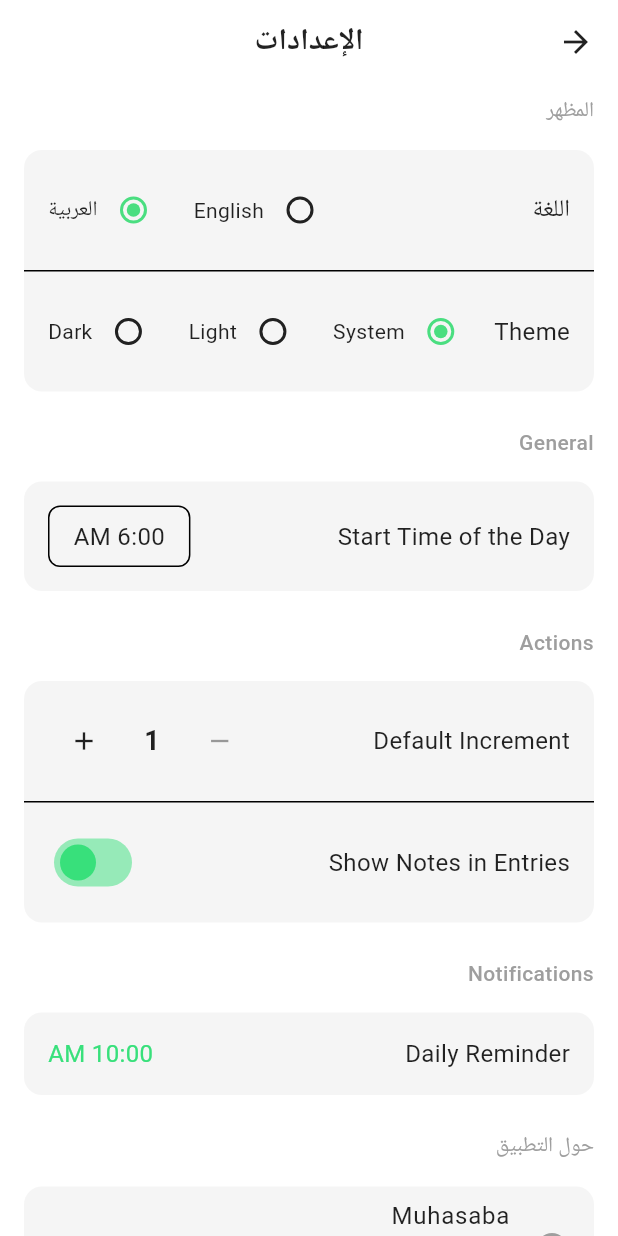
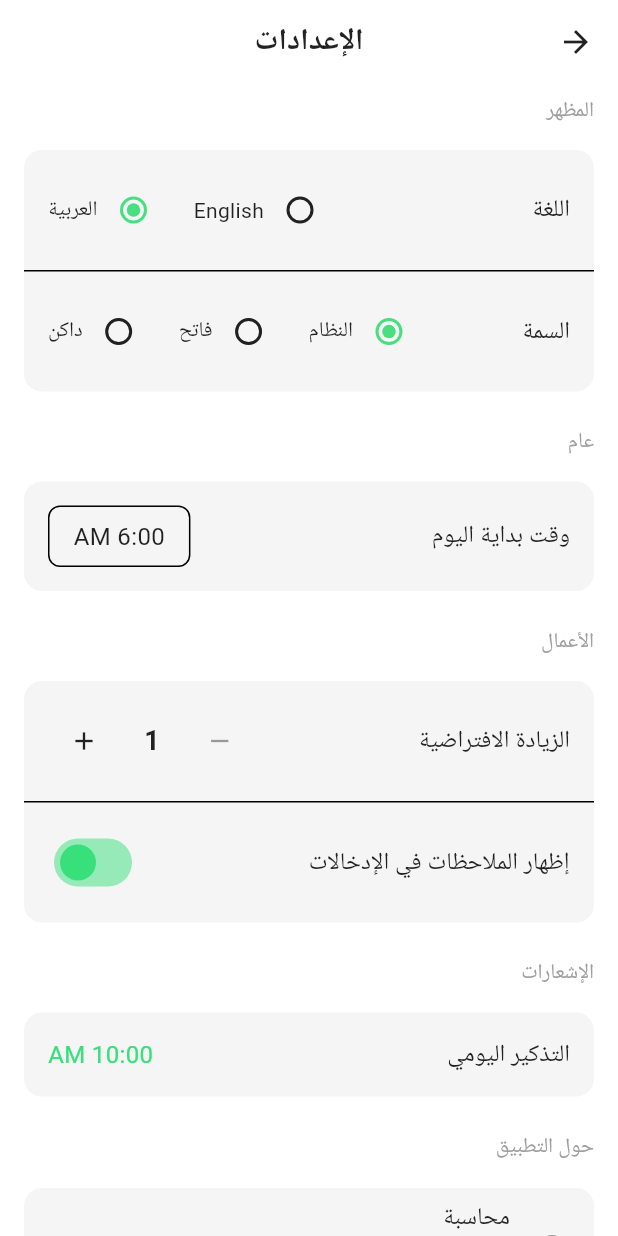
Before and after one commit to TheMoenix/muhasaba, a Flutter app: the SettingsPage screen opened by its route, on a phone screen of 412 x 824 dp. Run offline on Flutter 3.47's test engine with Material 3 defaults, Android fonts, the light colour scheme and no system bars; our stand-ins replace flutter_riverpod, hive, hive_flutter, shared_preferences; accounts and stored records are empty.

Commit message:
feat: Add localized strings for settings and actions in English and Arabic

```diff
--- a/lib/features/settings/settings_page.dart
+++ b/lib/features/settings/settings_page.dart
@@ -83,7 +83,10 @@ class SettingsPage extends ConsumerWidget {
                     child: Row(
                       mainAxisAlignment: MainAxisAlignment.spaceBetween,
                       children: [
-                        const Text('Theme', style: TextStyle(fontSize: 16)),
+                        Text(
+                          l10n.theme,
+                          style: Theme.of(context).textTheme.titleMedium,
+                        ),
                         Row(
                           children: [
                             RadioGroup<ThemeMode>(
@@ -94,19 +97,19 @@ class SettingsPage extends ConsumerWidget {
                                 children: [
                                   Radio<ThemeMode>(value: ThemeMode.system),
                                   Text(
-                                    'System',
+                                    l10n.themeSystem,
                                     style: const TextStyle(fontSize: 14),
                                   ),
                                   const SizedBox(width: 16),
                                   Radio<ThemeMode>(value: ThemeMode.light),
                                   Text(
-                                    'Light',
+                                    l10n.themeLight,
                                     style: const TextStyle(fontSize: 14),
                                   ),
                                   const SizedBox(width: 16),
                                   Radio<ThemeMode>(value: ThemeMode.dark),
                                   Text(
-                                    'Dark',
+                                    l10n.themeDark,
                                     style: const TextStyle(fontSize: 14),
                                   ),
                                 ],
@@ -126,7 +129,7 @@ class SettingsPage extends ConsumerWidget {
           // General Section
           _buildSection(
             context,
-            title: 'General',
+            title: l10n.general,
             child: Container(
               decoration: BoxDecoration(
                 color: Theme.of(context).cardColor,
@@ -137,9 +140,9 @@ class SettingsPage extends ConsumerWidget {
                 child: Row(
                   mainAxisAlignment: MainAxisAlignment.spaceBetween,
                   children: [
-                    const Text(
-                      'Start Time of the Day',
-                      style: TextStyle(fontSize: 16),
+                    Text(
+                      l10n.startTimeOfDay,
+                      style: const TextStyle(fontSize: 16),
                     ),
                     GestureDetector(
                       onTap: () =>
@@ -172,7 +175,7 @@ class SettingsPage extends ConsumerWidget {
           // Actions Section
           _buildSection(
             context,
-            title: 'Actions',
+            title: l10n.actions,
             child: Container(
               decoration: BoxDecoration(
                 color: Theme.of(context).cardColor,
@@ -185,9 +188,9 @@ class SettingsPage extends ConsumerWidget {
                     child: Row(
                       mainAxisAlignment: MainAxisAlignment.spaceBetween,
                       children: [
-                        const Text(
-                          'Default Increment',
-                          style: TextStyle(fontSize: 16),
+                        Text(
+                          l10n.defaultIncrementShort,
+                          style: const TextStyle(fontSize: 16),
                         ),
                         Row(
                           children: [
@@ -241,9 +244,9 @@ class SettingsPage extends ConsumerWidget {
                     child: Row(
                       mainAxisAlignment: MainAxisAlignment.spaceBetween,
                       children: [
-                        const Text(
-                          'Show Notes in Entries',
-                          style: TextStyle(fontSize: 16),
+                        Text(
+                          l10n.showNotesInEntries,
+                          style: const TextStyle(fontSize: 16),
                         ),
                         Switch(
                           value: showNotesInList,
@@ -263,7 +266,7 @@ class SettingsPage extends ConsumerWidget {
           // Notifications Section
           _buildSection(
             context,
-            title: 'Notifications',
+            title: l10n.notifications,
             child: Container(
               decoration: BoxDecoration(
                 color: Theme.of(context).cardColor,
@@ -274,9 +277,9 @@ class SettingsPage extends ConsumerWidget {
                 child: Row(
                   mainAxisAlignment: MainAxisAlignment.spaceBetween,
                   children: [
-                    const Text(
-                      'Daily Reminder',
-                      style: TextStyle(fontSize: 16),
+                    Text(
+                      l10n.dailyReminder,
+                      style: const TextStyle(fontSize: 16),
                     ),
                     GestureDetector(
                       onTap: () => _showTimeSelector(context, ref, controller),
@@ -305,7 +308,10 @@ class SettingsPage extends ConsumerWidget {
                 borderRadius: BorderRadius.circular(12),
               ),
               child: ListTile(
-                title: const Text('Muhasaba', style: TextStyle(fontSize: 16)),
+                title: Text(
+                  l10n.appTitleShort,
+                  style: const TextStyle(fontSize: 16),
+                ),
                 subtitle: Text(
                   l10n.appDescription,
                   style: const TextStyle(color: Colors.grey, fontSize: 14),
--- a/lib/l10n/app_ar.arb
+++ b/lib/l10n/app_ar.arb
@@ -56,5 +56,11 @@
   "defaultGoodAction": "عمل جيد",
   "defaultBadAction": "عمل سيء",
   "noGoodActionsToday": "لا توجد أعمال جيدة اليوم",
-  "noBadActionsToday": "لا توجد أعمال سيئة اليوم"
+  "noBadActionsToday": "لا توجد أعمال سيئة اليوم",
+  "general": "عام",
+  "actions": "الأعمال",
+  "notifications": "الإشعارات",
+  "startTimeOfDay": "وقت بداية اليوم",
+  "defaultIncrementShort": "الزيادة الافتراضية",
+  "showNotesInEntries": "إظهار الملاحظات في الإدخالات"
 }
--- a/lib/l10n/app_en.arb
+++ b/lib/l10n/app_en.arb
@@ -257,5 +257,29 @@
   "noBadActionsToday": "No bad actions today",
   "@noBadActionsToday": {
     "description": "Empty state message for bad actions"
+  },
+  "general": "General",
+  "@general": {
+    "description": "General section title"
+  },
+  "actions": "Actions",
+  "@actions": {
+    "description": "Actions section title"
+  },
+  "notifications": "Notifications",
+  "@notifications": {
+    "description": "Notifications section title"
+  },
+  "startTimeOfDay": "Start Time of the Day",
+  "@startTimeOfDay": {
+    "description": "Start time of day setting label"
+  },
+  "defaultIncrementShort": "Default Increment",
+  "@defaultIncrementShort": {
+    "description": "Default increment setting short label"
+  },
+  "showNotesInEntries": "Show Notes in Entries",
+  "@showNotesInEntries": {
+    "description": "Show notes in entries setting label"
   }
 }
```
Also changed, not shown: lib/l10n/generated/app_localizations.dart, lib/l10n/generated/app_localizations_ar.dart, lib/l10n/generated/app_localizations_en.dart.
